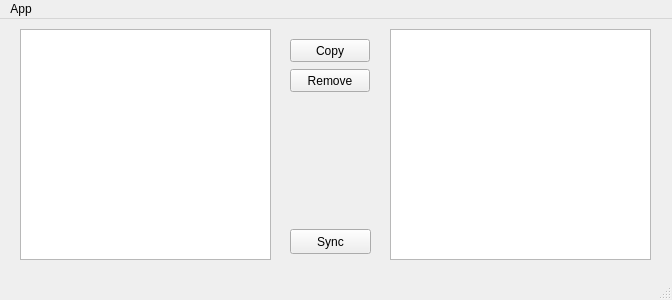
Above: mainwindow.ui from binary-coffee-dev/bc-copy-client before the change. Below: the same form after it.
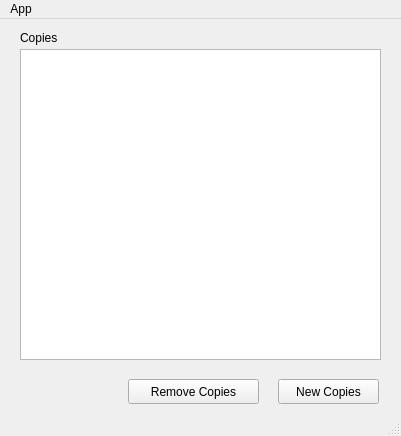
That is the form after the change.

Commit message: Update views and include settings

Diff of the .ui file:
```diff
--- a/mainwindow.ui
+++ b/mainwindow.ui
@@ -6,77 +6,61 @@
    <rect>
     <x>0</x>
     <y>0</y>
-    <width>672</width>
-    <height>300</height>
+    <width>401</width>
+    <height>436</height>
    </rect>
   </property>
   <property name="windowTitle">
    <string>Copy Client</string>
   </property>
   <widget class="QWidget" name="centralWidget">
-   <widget class="QTreeView" name="treeView">
+   <widget class="QListView" name="listView">
     <property name="geometry">
      <rect>
       <x>20</x>
-      <y>10</y>
-      <width>251</width>
-      <height>231</height>
+      <y>30</y>
+      <width>361</width>
+      <height>311</height>
      </rect>
     </property>
    </widget>
-   <widget class="QPushButton" name="pushButton">
+   <widget class="QLabel" name="label">
     <property name="geometry">
      <rect>
-      <x>290</x>
-      <y>20</y>
-      <width>80</width>
-      <height>23</height>
+      <x>20</x>
+      <y>10</y>
+      <width>67</width>
+      <height>17</height>
      </rect>
     </property>
     <property name="text">
-     <string>Copy</string>
+     <string>Copies</string>
     </property>
-    <property name="checkable">
-     <bool>false</bool>
-    </property>
-    <property name="checked">
-     <bool>false</bool>
-    </property>
    </widget>
    <widget class="QPushButton" name="pushButton_2">
     <property name="geometry">
      <rect>
-      <x>290</x>
-      <y>50</y>
-      <width>80</width>
-      <height>23</height>
+      <x>278</x>
+      <y>360</y>
+      <width>101</width>
+      <height>25</height>
      </rect>
     </property>
     <property name="text">
-     <string>Remove</string>
+     <string>New Copies</string>
     </property>
    </widget>
-   <widget class="QTreeView" name="treeView_2">
+   <widget class="QPushButton" name="removeCopies">
     <property name="geometry">
      <rect>
-      <x>390</x>
-      <y>10</y>
-      <width>261</width>
-      <height>231</height>
-     </rect>
-    </property>
-   </widget>
-   <widget class="QPushButton" name="pushButton_3">
-    <property name="geometry">
-     <rect>
-      <x>290</x>
-      <y>210</y>
-      <width>81</width>
+      <x>128</x>
+      <y>360</y>
+      <width>131</width>
       <height>25</height>
      </rect>
     </property>
     <property name="text">
-     <string>Sync</string>
+     <string>Remove Copies</string>
     </property>
    </widget>
   </widget>
@@ -85,7 +69,7 @@
     <rect>
      <x>0</x>
      <y>0</y>
-     <width>672</width>
+     <width>401</width>
      <height>22</height>
     </rect>
    </property>
```
Left out of the diff: 8 changed lines with no effect on the pictures. The commit also changes 18 other files.
